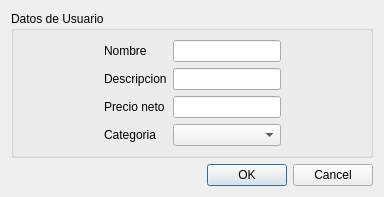
Before: the Qt Designer form nostro/admin_productos/formulario_producto.ui in manuell12/CafeNostro, drawn with Qt 5.
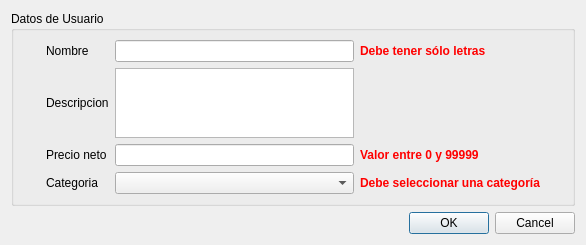
After: the same form once the commit is applied.

The edit to the form file:
```diff
--- a/nostro/admin_productos/formulario_producto.ui
+++ b/nostro/admin_productos/formulario_producto.ui
@@ -9,8 +9,8 @@
    <rect>
     <x>0</x>
     <y>0</y>
-    <width>384</width>
-    <height>182</height>
+    <width>586</width>
+    <height>242</height>
    </rect>
   </property>
   <property name="windowTitle">
@@ -37,54 +37,74 @@
        </spacer>
       </item>
       <item>
-       <layout class="QHBoxLayout" name="horizontalLayout_2">
-        <item>
-         <layout class="QVBoxLayout" name="verticalLayout">
-          <item>
-           <widget class="QLabel" name="label">
-            <property name="text">
-             <string>Nombre</string>
-            </property>
-           </widget>
-          </item>
-          <item>
+       <layout class="QGridLayout" name="gridLayout">
+        <item row="0" column="1">
+         <widget class="QLineEdit" name="lineEdit_nombre"/>
+        </item>
+        <item row="1" column="0">
            <widget class="QLabel" name="label_2">
             <property name="text">
              <string>Descripcion</string>
             </property>
            </widget>
           </item>
-          <item>
+        <item row="1" column="1">
+         <widget class="QTextEdit" name="lineEdit_descripcion"/>
+        </item>
+        <item row="2" column="0">
            <widget class="QLabel" name="label_verif">
             <property name="text">
              <string>Precio neto</string>
             </property>
            </widget>
           </item>
-          <item>
+        <item row="0" column="2">
+         <widget class="QLabel" name="label_error_nombre">
+          <property name="text">
+           <string>&lt;html&gt;&lt;head/&gt;&lt;body&gt;&lt;p&gt;&lt;span style=&quot; font-weight:600; color:#ff0000;&quot;&gt;Debe tener sólo letras&lt;/span&gt;&lt;/p&gt;&lt;/body&gt;&lt;/html&gt;</string>
+          </property>
+         </widget>
+        </item>
+        <item row="1" column="2">
+         <widget class="QLabel" name="label_error_descripcion">
+          <property name="text">
+           <string/>
+          </property>
+         </widget>
+        </item>
+        <item row="0" column="0">
+         <widget class="QLabel" name="label">
+          <property name="text">
+           <string>Nombre</string>
+          </property>
+         </widget>
+        </item>
+        <item row="3" column="0">
            <widget class="QLabel" name="label_5">
             <property name="text">
              <string>Categoria</string>
             </property>
            </widget>
           </item>
-         </layout>
-        </item>
-        <item>
-         <layout class="QVBoxLayout" name="verticalLayout_2">
-          <item>
-           <widget class="QLineEdit" name="lineEdit_nombre"/>
-          </item>
-          <item>
-           <widget class="QLineEdit" name="lineEdit_descripcion"/>
-          </item>
-          <item>
+        <item row="2" column="1">
            <widget class="QLineEdit" name="lineEdit_precio_neto"/>
           </item>
-          <item>
+        <item row="3" column="1">
            <widget class="QComboBox" name="comboBox_id_categoria"/>
           </item>
-         </layout>
+        <item row="2" column="2">
+         <widget class="QLabel" name="label_error_precio">
+          <property name="text">
+           <string>&lt;html&gt;&lt;head/&gt;&lt;body&gt;&lt;p&gt;&lt;span style=&quot; font-weight:600; color:#ff0000;&quot;&gt;Valor entre 0 y 99999&lt;/span&gt;&lt;/p&gt;&lt;/body&gt;&lt;/html&gt;</string>
+          </property>
+         </widget>
+        </item>
+        <item row="3" column="2">
+         <widget class="QLabel" name="label_error_categoria">
+          <property name="text">
+           <string>&lt;html&gt;&lt;head/&gt;&lt;body&gt;&lt;p&gt;&lt;span style=&quot; font-weight:600; color:#ff0000;&quot;&gt;Debe seleccionar una categoría&lt;/span&gt;&lt;/p&gt;&lt;/body&gt;&lt;/html&gt;</string>
+          </property>
+         </widget>
         </item>
        </layout>
       </item>
```
Lines whose indentation alone changed are shown as unchanged.
